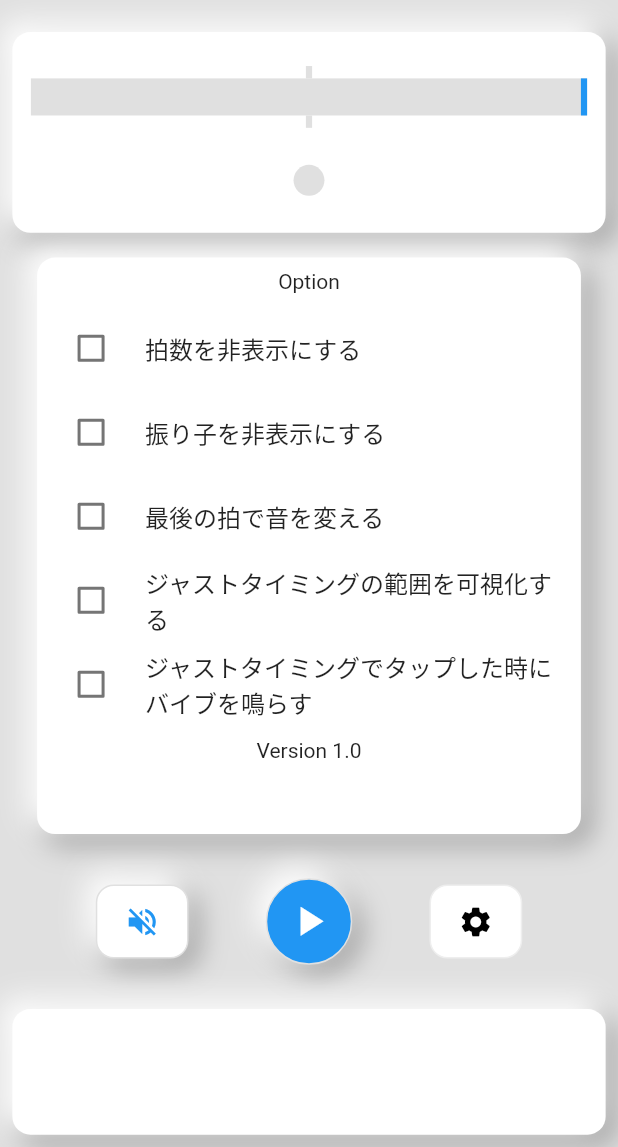
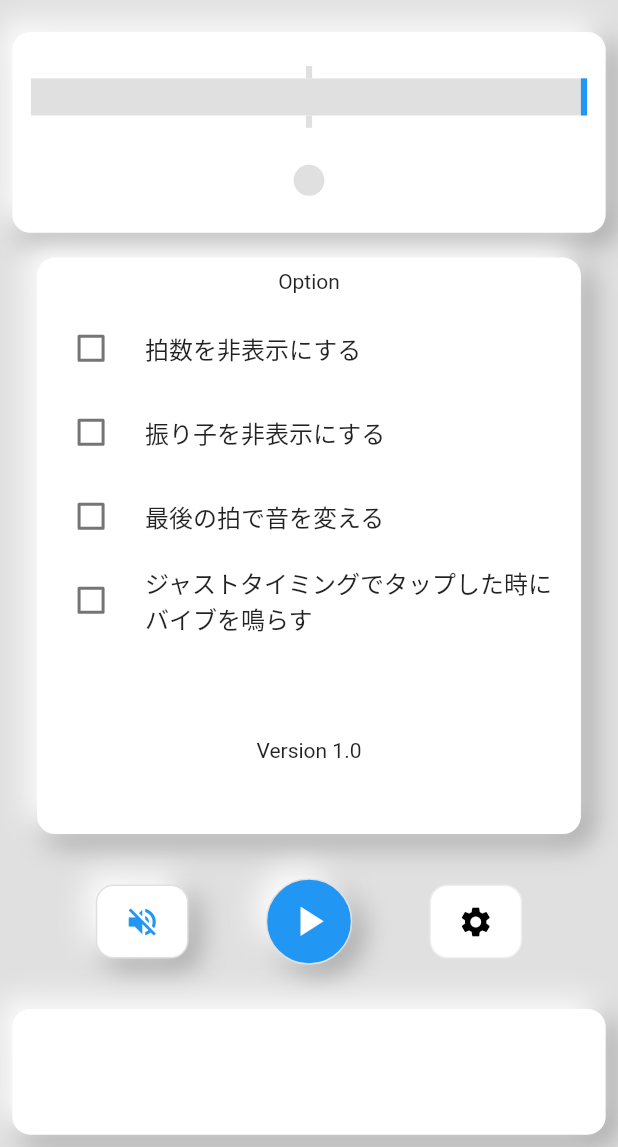
Before and after one commit to yuto90/metronome, a Flutter app: the screen it shows after launch, item 3 of the bottom bar chosen, on a phone screen of 412 x 824 dp, the part 89-1236 px from its top. Run offline on Flutter 3.47's test engine with Material 2 defaults, Android fonts, the phone set to English and light mode, and no system bars; drawn by our look-alikes of google_mobile_ads; our stand-ins replace vibration; missing offline and left inert: soundpool; network calls fail.

Commit message:
ジャスト判定可視化を画面から削除

```diff
--- a/lib/home/bpm/settings.dart
+++ b/lib/home/bpm/settings.dart
@@ -52,17 +52,18 @@ class Settings extends StatelessWidget {
                   onChanged: (value) => model.checkAccent(),
                 ),
                 CheckboxListTile(
-                  title: Text('ジャストタイミングの範囲を可視化する'),
-                  controlAffinity: ListTileControlAffinity.leading,
-                  value: model.isJustZone,
-                  onChanged: (value) => model.checkJustZone(context),
-                ),
-                CheckboxListTile(
                   title: Text('ジャストタイミングでタップした時にバイブを鳴らす'),
                   controlAffinity: ListTileControlAffinity.leading,
                   value: model.isVibration,
                   onChanged: (value) => model.checkVibration(),
                 ),
+                ////* ジャスト判定可視化(デバッグオプション)
+                //CheckboxListTile(
+                //title: Text('ジャストタイミングの範囲を可視化する'),
+                //controlAffinity: ListTileControlAffinity.leading,
+                //value: model.isJustZone,
+                //onChanged: (value) => model.checkJustZone(context),
+                //),
               ],
             ),
           ),
--- a/lib/home/rhythm/rhythm.dart
+++ b/lib/home/rhythm/rhythm.dart
@@ -22,6 +22,7 @@ class Rhythm extends StatelessWidget {
             child: Column(
               mainAxisAlignment: MainAxisAlignment.center,
               children: [
+                // todo オプションで表示オフの時は画面を再描画しない
                 Spacer(),
                 Pendulum(model: model),
                 Spacer(),
```
